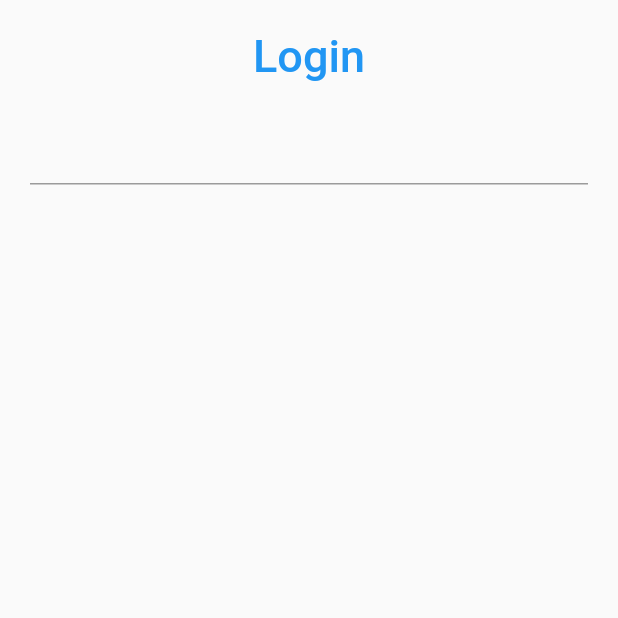
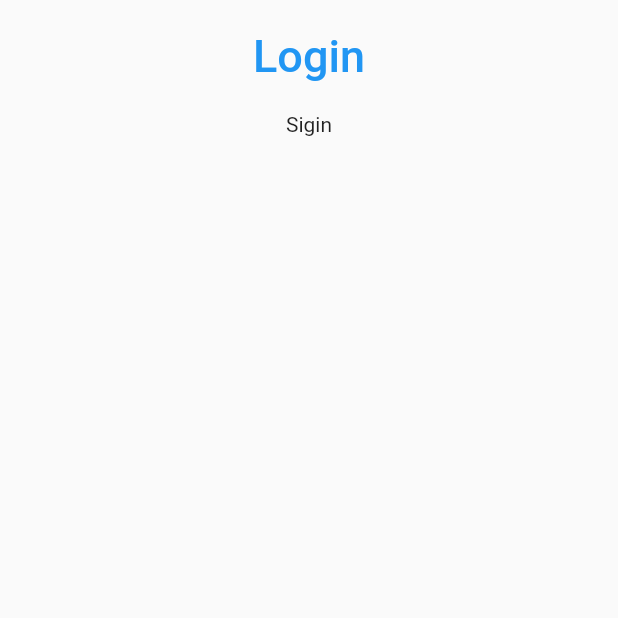
Before and after one commit to Dev-Pong-Sa-Vath/login_screen_1, a Flutter app: the screen it shows after launch, on a phone screen of 412 x 824 dp, the top half of it. Run offline on Flutter 3.47's test engine with Material 2 defaults, Android fonts, the phone set to English and light mode, and no system bars.

Commit message:
Add Text

```diff
--- a/login_screen_1/lib/login.dart
+++ b/login_screen_1/lib/login.dart
@@ -25,7 +25,11 @@ class _LoginScreenState extends State<LoginScreen> {
                 color: Colors.blue, fontWeight: FontWeight.w500, fontSize: 30),
           ),
         ),
-        Container(padding: EdgeInsets.fromLTRB(10, 10, 10, 0),child: TextField(obscureText: true,),)
+           Container(
+            alignment: Alignment.center,
+            padding: EdgeInsets.all(10),
+            child: Text('Sigin'),
+          ),
       ]),
     ));
   }
```
